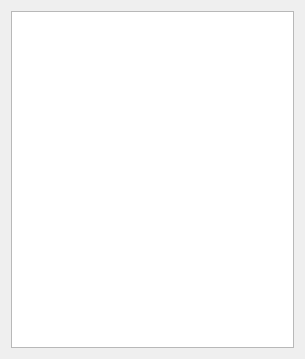
This is ecvm/printdevice.ui in starling13/emural as Qt 5 draws it before an edit. The edited form follows.
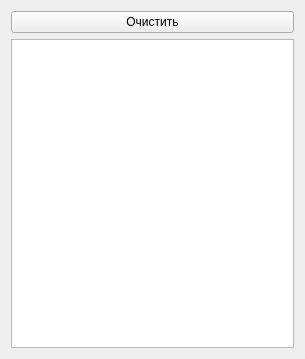
This is the edited form.

What changed in the file:
```diff
--- a/ecvm/printdevice.ui
+++ b/ecvm/printdevice.ui
@@ -14,6 +14,13 @@
    <string>Цифровое печатающее устройство</string>
   </property>
   <layout class="QVBoxLayout" name="verticalLayout">
+   <item>
+    <widget class="QPushButton" name="pushButton">
+     <property name="text">
+      <string>Очистить</string>
+     </property>
+    </widget>
+   </item>
    <item>
     <widget class="QPlainTextEdit" name="textArea">
      <property name="palette">
```
Left out of the diff: 19 changed lines with no effect on the pictures.
